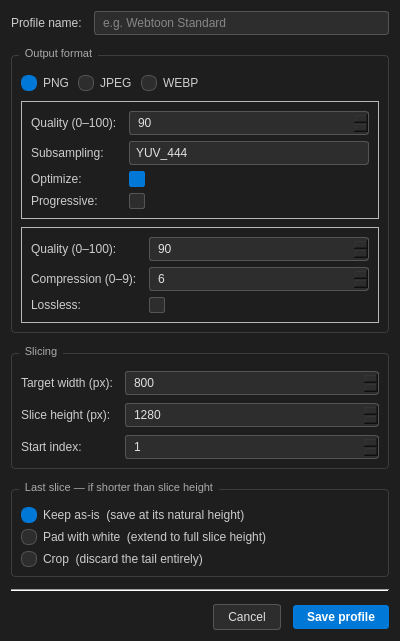
This is outputprofiledialog.ui in ShadobaDev/Platemaker-qt as Qt 5 draws it before an edit. The edited form follows.
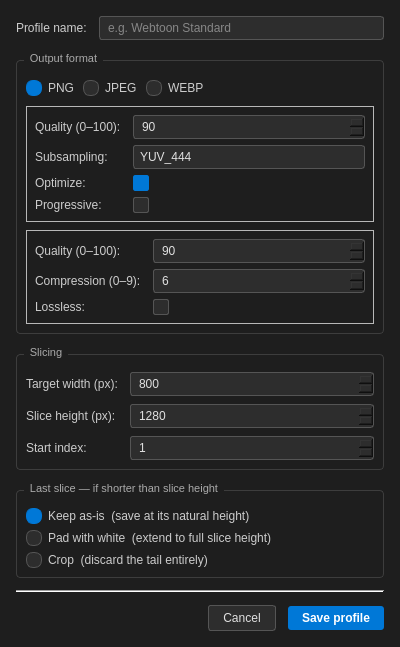
This is the edited form.

```diff
--- a/outputprofiledialog.ui
+++ b/outputprofiledialog.ui
@@ -118,7 +118,10 @@
 
   <layout class="QVBoxLayout" name="verticalLayoutMain">
    <property name="spacing"><number>12</number></property>
-   <property name="contentsMargins"><rect><x>16</x><y>16</y><x>16</x><y>16</y></rect></property>
+   <property name="leftMargin"><number>16</number></property>
+   <property name="topMargin"><number>16</number></property>
+   <property name="rightMargin"><number>16</number></property>
+   <property name="bottomMargin"><number>16</number></property>
 
    <!-- Name -->
    <item>
@@ -180,7 +183,10 @@
         <layout class="QFormLayout" name="formLayoutJpeg">
          <property name="horizontalSpacing"><number>12</number></property>
          <property name="verticalSpacing"><number>6</number></property>
-         <property name="contentsMargins"><rect><x>8</x><y>8</y><x>8</x><y>8</y></rect></property>
+         <property name="leftMargin"><number>8</number></property>
+      <property name="topMargin"><number>8</number></property>
+      <property name="rightMargin"><number>8</number></property>
+      <property name="bottomMargin"><number>8</number></property>
          <item row="0" column="0">
           <widget class="QLabel"><property name="text"><string>Quality (0–100):</string></property></widget>
          </item>
@@ -229,7 +235,10 @@
         <layout class="QFormLayout" name="formLayoutWebp">
          <property name="horizontalSpacing"><number>12</number></property>
          <property name="verticalSpacing"><number>6</number></property>
-         <property name="contentsMargins"><rect><x>8</x><y>8</y><x>8</x><y>8</y></rect></property>
+         <property name="leftMargin"><number>8</number></property>
+      <property name="topMargin"><number>8</number></property>
+      <property name="rightMargin"><number>8</number></property>
+      <property name="bottomMargin"><number>8</number></property>
          <item row="0" column="0">
           <widget class="QLabel"><property name="text"><string>Quality (0–100):</string></property></widget>
          </item>
```
